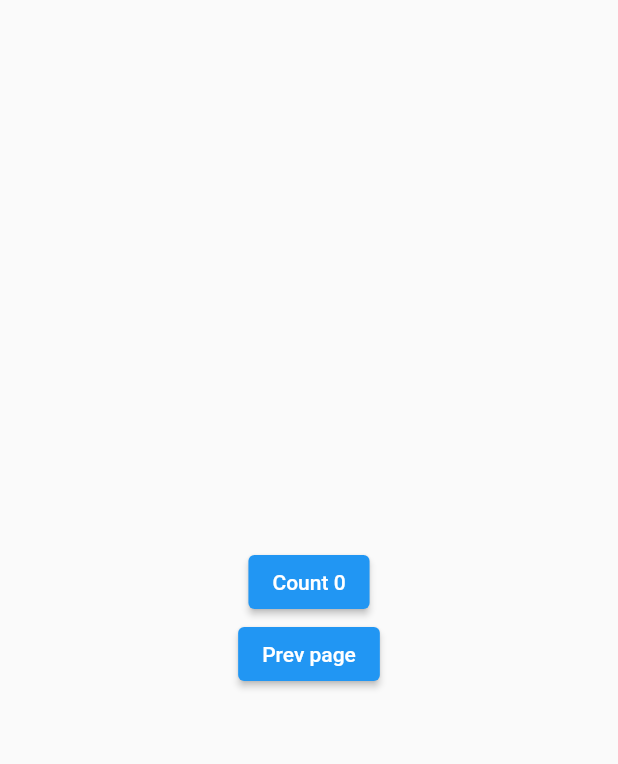
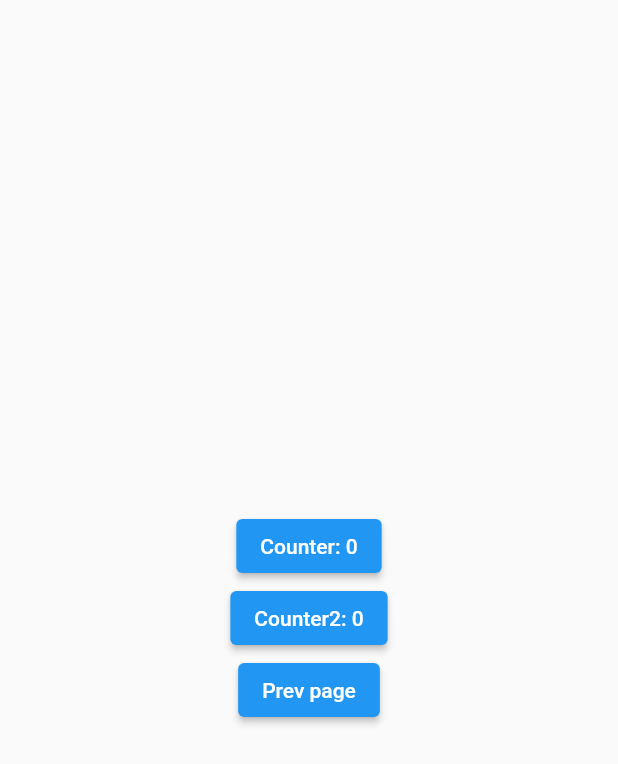
Before and after one commit to kausikMR/late_provider_issue, a Flutter app: the screen it shows after launch, after a tap on "Next page", on a phone screen of 412 x 824 dp. Shown: the top 764 px of the screen. Run offline on Flutter 3.47's test engine with Material 2 defaults, Android fonts, the phone set to English and light mode, and no system bars; our stand-ins replace hooks_riverpod, shared_preferences.

Commit message:
chore: add solution and doc for Nested ProviderOverriding Issue

```diff
--- a/lib/providers.dart
+++ b/lib/providers.dart
@@ -1,15 +1,15 @@
 import 'package:hooks_riverpod/hooks_riverpod.dart';
 import 'package:shared_preferences/shared_preferences.dart';
+
 import 'first_page.dart';
 
-/// prefsProvider initally throws UnimplementedError which would be overriden in the [FirstPage] with the SharedPreferences instance
-///
+/// prefsProvider initally throws UnimplementedError which would be overriden in the [FirstPage] with the SharedPreferences instance.
 final prefsProvider = Provider<SharedPreferences>((ref) => throw UnimplementedError());
 
 /// [counterProvider], which manages the [CounterNotifier]
-final counterProvider = StateNotifierProvider.autoDispose<CounterNotifier, int>(
+final counterProvider = StateNotifierProvider<CounterNotifier, int>(
   (ref) {
-    /// watches for the [prefsProvider] but still its not aware of the [prefsProvider] if it overrides
+    /// watches for the [prefsProvider] but still its not aware of the [prefsProvider] if it overrides.
     final prefs = ref.watch(prefsProvider);
     final prevCount = prefs.getInt('count');
     final counterNotifier = CounterNotifier(prevCount);
@@ -25,4 +25,24 @@ final counterProvider = StateNotifierProvider.autoDispose<CounterNotifier, int>(
 class CounterNotifier extends StateNotifier<int> {
   CounterNotifier([int? count]) : super(count ?? 0);
   void increment() => state++;
+  void update(int count) => state = count;
 }
+
+/// Nested Provider Overriding Issue:
+/// The providers which depends on other providers by read, watch or listen (ie. [counterProvider], in our case being listened by our [counter2Provider]),
+/// [counter2Provider] doesn't get notified by any overriden changes on dependent provider,
+/// [counter2Provider] watches using ref.watch() or listens using ref.listen() to the counterProvider.
+final counter2Provider = StateNotifierProvider(
+  (ref) {
+    final counterNotifier = CounterNotifier(ref.read(counterProvider));
+    ref.listen(counterProvider, (_, count) {
+      counterNotifier.update(count);
+    });
+    return counterNotifier;
+  },
+  dependencies: [
+    /// We can solve the NestedProviderOverriding issue by adding every provider we depend on by using ref.read(), ref.watch(), ref.listen() to our [dependencies].
+    /// In this case we solve this by adding [counterProvider] as an dependency for [counter2Provider].
+    counterProvider,
+  ],
+);
--- a/lib/second_page.dart
+++ b/lib/second_page.dart
@@ -14,11 +14,21 @@ class SecondPage extends HookConsumerWidget {
           children: [
             Consumer(
               builder: (_, ref, __) {
-                return ElevatedButton(
-                  onPressed: () {
-                    ref.read(counterProvider.notifier).increment();
-                  },
-                  child: Text('Count ${ref.watch(counterProvider)}'),
+                return Column(
+                  children: [
+                    ElevatedButton(
+                      onPressed: () {
+                        ref.read(counterProvider.notifier).increment();
+                      },
+                      child: Text('Counter: ${ref.watch(counterProvider)}'),
+                    ),
+                    ElevatedButton(
+                      onPressed: () {
+                        ref.read(counter2Provider.notifier).increment();
+                      },
+                      child: Text('Counter2: ${ref.watch(counter2Provider)}'),
+                    ),
+                  ],
                 );
               },
             ),
```
